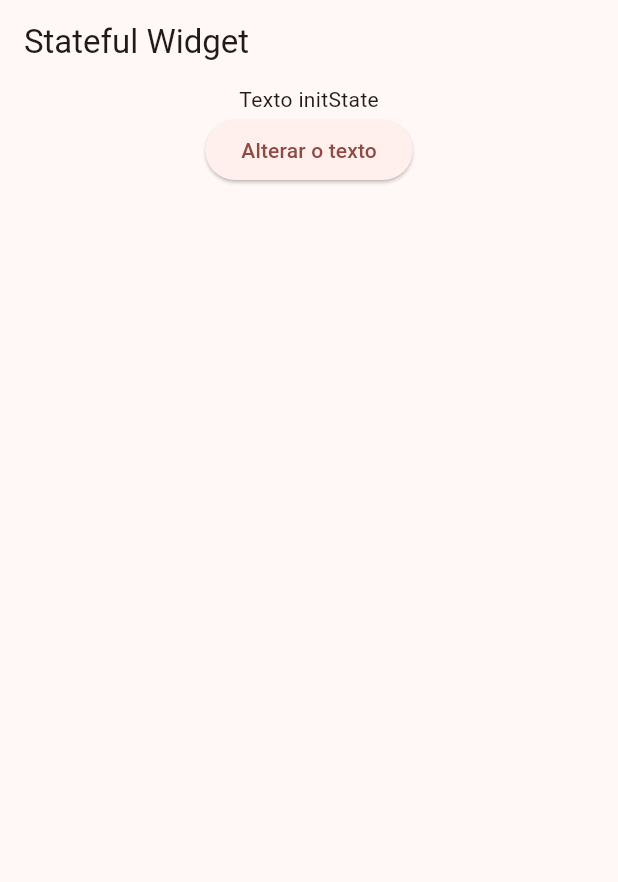
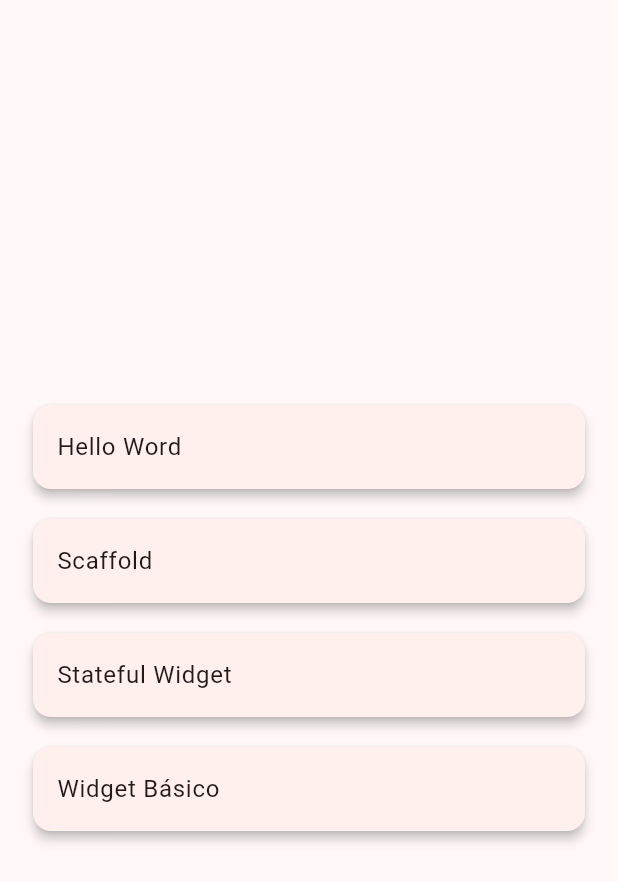
Before and after one commit to niltinfilho/flutter_intro_academia, a Flutter app: the screen it shows after launch, on a phone screen of 412 x 824 dp. Shown: the top 882 px of the screen. Run offline on Flutter 3.47's test engine with Material 3 defaults, Android fonts, the phone set to English and light mode, and no system bars.

Commit message:
feat: criando rotas nomeadas

```diff
--- a/lib/main.dart
+++ b/lib/main.dart
@@ -1,5 +1,8 @@
 import 'package:flutter/material.dart';
+import 'package:flutter_intro_academia/hello_world/hello_world_screen.dart';
+import 'package:flutter_intro_academia/scaffold_example/scaffold_screen.dart';
 import 'package:flutter_intro_academia/stateful_widget_example/stateful_widget_screen.dart';
+import 'package:flutter_intro_academia/widgets_basicos/widgets_basicos_screen.dart';
 
 void main() {
   runApp(FlutterIntroApp());
@@ -18,7 +21,72 @@ class FlutterIntroApp extends StatelessWidget {
       // home: HelloWorldScreen(),
       // home: ScaffoldScreen(),
       // home: WidgetsBasicosScreen(),
-      home: StatefulWidgetScreen(),
+      // home: StatefulWidgetScreen(),
+      routes: {
+        '/': (context) => MenuPrincipal(),
+        '/hello': (context) => HelloWorldScreen(),
+        '/scaffold': (context) => ScaffoldScreen(),
+        '/stateful': (context) => StatefulWidgetScreen(),
+        '/widget-basico': (context) => WidgetsBasicosScreen(),
+      },
     );
   }
 }
+
+class MenuPrincipal extends StatelessWidget {
+  const MenuPrincipal({super.key});
+
+  @override
+  Widget build(BuildContext context) {
+    return Scaffold(
+      body: Padding(
+        padding: const EdgeInsets.all(12.0),
+        child: Column(
+          mainAxisAlignment: MainAxisAlignment.center,
+          children: [
+            Card(
+              margin: EdgeInsets.all(10),
+              elevation: 3,
+              child: ListTile(
+                onTap: () {
+                  Navigator.of(context).pushNamed('/hello');
+                },
+                title: Text('Hello Word'),
+              ),
+            ),
+            Card(
+              margin: EdgeInsets.all(10),
+              elevation: 3,
+              child: ListTile(
+                onTap: () {
+                  Navigator.of(context).pushNamed('/scaffold');
+                },
+                title: Text('Scaffold'),
+              ),
+            ),
+            Card(
+              margin: EdgeInsets.all(10),
+              elevation: 3,
+              child: ListTile(
+                onTap: () {
+                  Navigator.of(context).pushNamed('/stateful');
+                },
+                title: Text('Stateful Widget'),
+              ),
+            ),
+            Card(
+              margin: EdgeInsets.all(10),
+              elevation: 3,
+              child: ListTile(
+                onTap: () {
+                  Navigator.of(context).pushNamed('/widget-basico');
+                },
+                title: Text('Widget Básico'),
+              ),
+            ),
+          ],
+        ),
+      ),
+    );
+  }
+}
```
